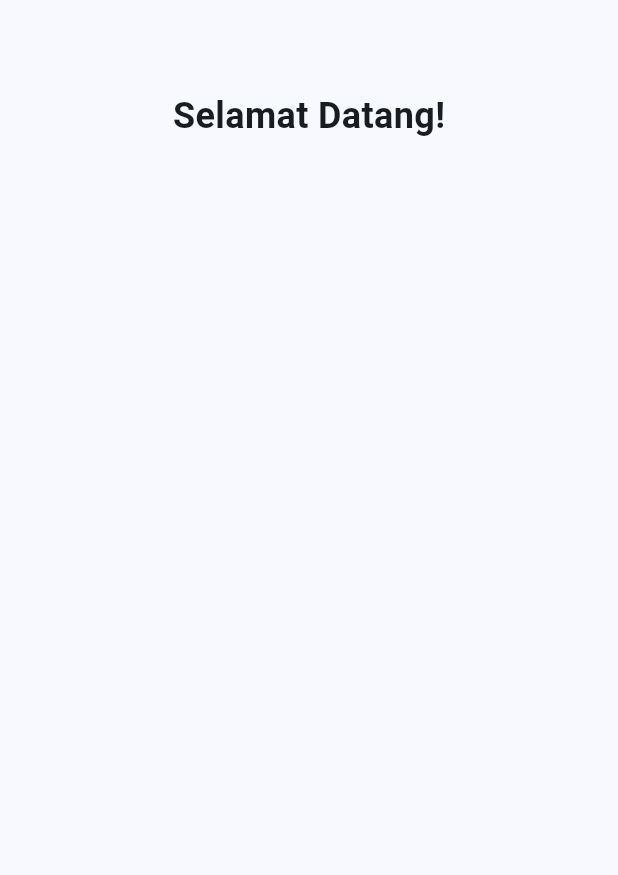
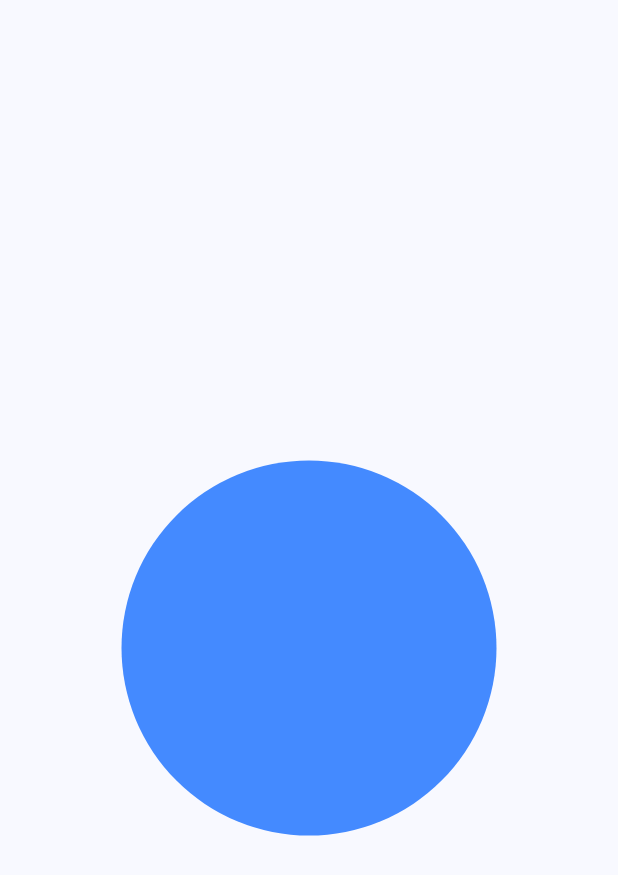
Before and after one commit to Mhmdulinnuha/uts-1123150002, a Flutter app: the screen it shows after launch, on a phone screen of 412 x 824 dp. Shown: the top 875 px of the screen. Run offline on Flutter 3.47's test engine with Material 3 defaults, Android fonts, the phone set to English and light mode, and no system bars.

Commit message:
membuat lingkaran utama

```diff
--- a/lib/Screen/splash_screen1.dart
+++ b/lib/Screen/splash_screen1.dart
@@ -1,5 +1,4 @@
 import 'package:flutter/material.dart';
-
 
 class Screen1 extends StatelessWidget {
   const Screen1({super.key});
@@ -9,15 +8,21 @@ Widget build(BuildContext context) {
     return Scaffold(
       body: Center(
         child: Column(
+          mainAxisAlignment: MainAxisAlignment.center, // agar konten di tengah
           children: [
-          const SizedBox(height: 60), // memberi ruang di atas
-          const Text(
-            "Selamat Datang!",
-            style: TextStyle(
-              fontSize: 24,
-              fontWeight: FontWeight.bold,
+            const SizedBox(height: 60),
+
+            // 🟢 Gambar utama berbentuk lingkaran
+            Container(
+              width: 250,
+              height: 250,
+              decoration: const BoxDecoration(
+                shape: BoxShape.circle,
+                color: Colors.blueAccent, // contoh warna latar
               ),
             ),
+
+            const SizedBox(height: 20),
           ],
         ),
       ),
```
Lines whose indentation alone changed are shown as unchanged.
